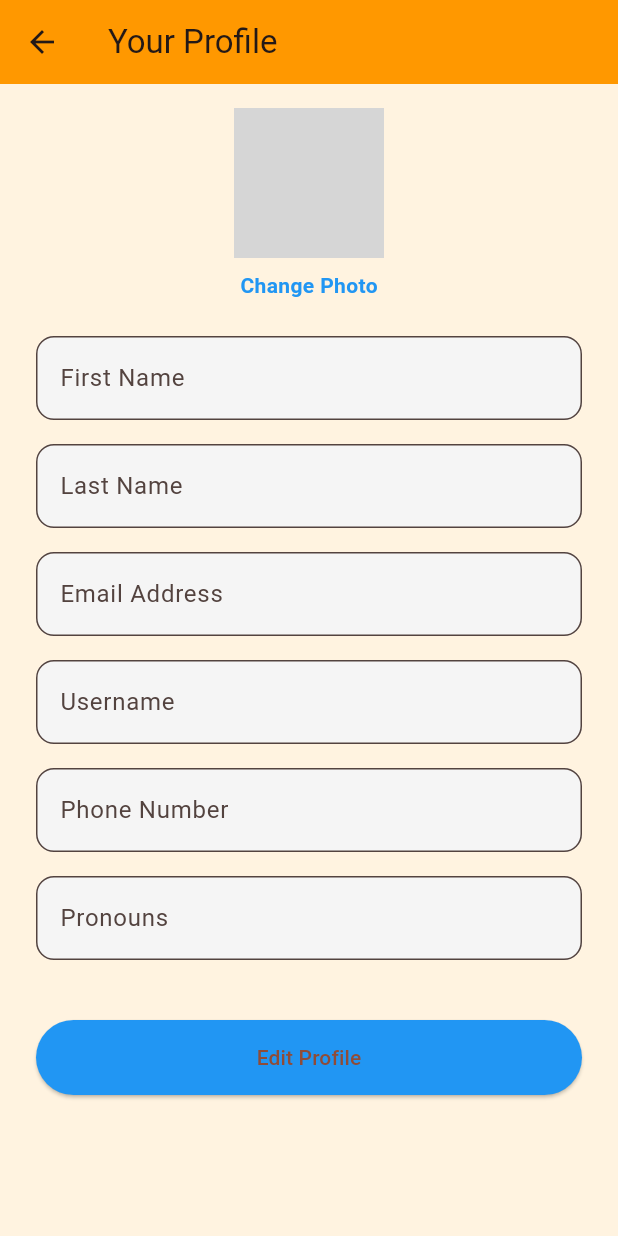
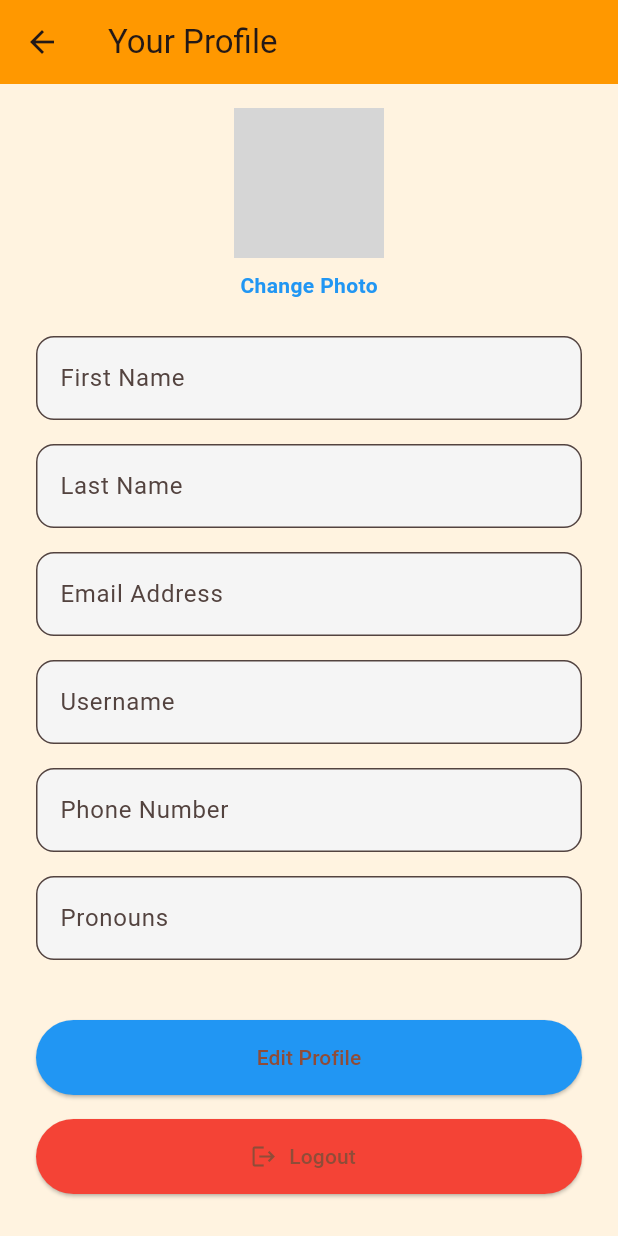
Before and after one commit to varsha698/PantryPalApp, a Flutter app: the ProfileScreen screen opened directly, on a phone screen of 412 x 824 dp. Run offline on Flutter 3.47's test engine with Material 3 defaults, Android fonts, the phone set to English and light mode, and no system bars; our stand-ins replace cloud_firestore, csv, firebase_auth, firebase_core, firebase_storage, image_picker; missing offline and left inert: firebase_app_check; accounts and stored records are empty; network calls fail; grey boxes are pictures that could not be loaded.

Commit message:
Added the log out option and it worked

```diff
--- a/lib/screens/login_screen.dart
+++ b/lib/screens/login_screen.dart
@@ -2,6 +2,7 @@ import 'package:flutter/material.dart';    // Gives access to all UI widgets
 import 'package:firebase_auth/firebase_auth.dart'; //Used for user authentication with firebase
 import 'package:login_page/screens/home_screen.dart';
 import 'package:login_page/screens/signup_screen.dart';
+
 
 
 class LoginScreen extends StatefulWidget {
--- a/lib/screens/profile_screen.dart
+++ b/lib/screens/profile_screen.dart
@@ -4,9 +4,8 @@ import 'package:cloud_firestore/cloud_firestore.dart';
 import 'package:firebase_auth/firebase_auth.dart';
 import 'package:image_picker/image_picker.dart';
 import 'package:firebase_storage/firebase_storage.dart';
-
-//  Make sure this import path matches your project structure
 import 'package:login_page/screens/home_screen.dart';
+import 'package:login_page/screens/login_screen.dart';
 
 class ProfileScreen extends StatefulWidget {
   const ProfileScreen({super.key});
@@ -91,6 +90,7 @@ class _ProfileScreenState extends State<ProfileScreen> {
   Future<void> _saveProfile() async {
     if (userId == null) return;
 
+    try {
       await FirebaseFirestore.instance.collection('users').doc(userId).update({
         'firstName': firstNameController.text.trim(),
         'lastName': lastNameController.text.trim(),
@@ -104,6 +104,20 @@ class _ProfileScreenState extends State<ProfileScreen> {
       );
 
       setState(() => isEditing = false);
+    } catch (e) {
+      ScaffoldMessenger.of(context).showSnackBar(
+        SnackBar(content: Text("Failed to update profile: $e")),
+      );
+    }
+  }
+
+  Future<void> _logout() async {
+    await FirebaseAuth.instance.signOut();
+    Navigator.pushAndRemoveUntil(
+      context,
+      MaterialPageRoute(builder: (context) => const LoginScreen()),
+      (route) => false,
+    );
   }
 
   Widget _buildTextField(String label, TextEditingController controller,
@@ -181,7 +195,17 @@ class _ProfileScreenState extends State<ProfileScreen> {
                 backgroundColor: Colors.blue,
               ),
               child: Text(isEditing ? "Save Profile" : "Edit Profile"),
-            )
+            ),
+            const SizedBox(height: 16),
+            ElevatedButton.icon(
+              onPressed: _logout,
+              icon: const Icon(Icons.logout),
+              label: const Text("Logout"),
+              style: ElevatedButton.styleFrom(
+                backgroundColor: Colors.red,
+                minimumSize: const Size.fromHeight(50),
+              ),
+            ),
           ],
         ),
       ),
```
Lines whose indentation alone changed are shown as unchanged.
